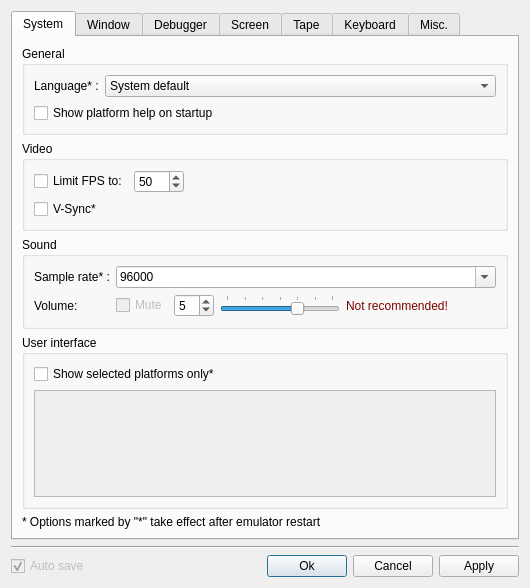
First picture: the form in src/qt/qtSettingsDialog.ui, repository vpyk/emu80v4, before the edit.
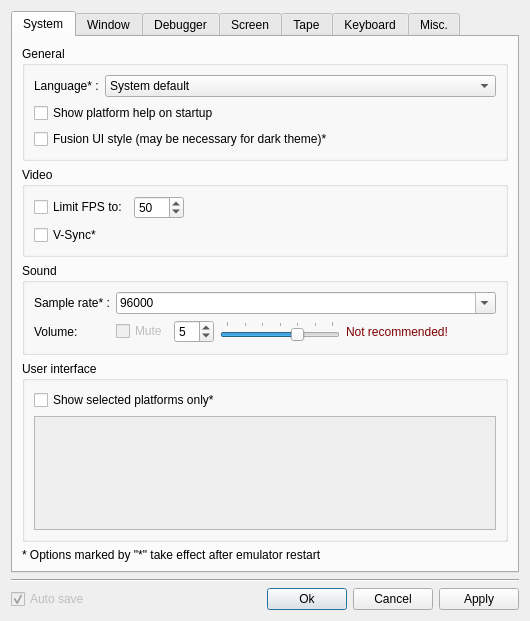
Second picture: the form after the edit.

Commit message: Add option to turn on Fision UI style

Patch:
```diff
--- a/src/qt/qtSettingsDialog.ui
+++ b/src/qt/qtSettingsDialog.ui
@@ -7,7 +7,7 @@
     <x>0</x>
     <y>0</y>
     <width>530</width>
-    <height>588</height>
+    <height>621</height>
    </rect>
   </property>
   <property name="sizePolicy">
@@ -88,6 +88,16 @@
             </property>
            </widget>
           </item>
+          <item>
+           <widget class="QCheckBox" name="fusionCheckBox">
+            <property name="toolTip">
+             <string/>
+            </property>
+            <property name="text">
+             <string>Fusion UI style (may be necessary for dark theme)*</string>
+            </property>
+           </widget>
+          </item>
          </layout>
         </widget>
        </item>
```
The commit also changes 4 other files.
